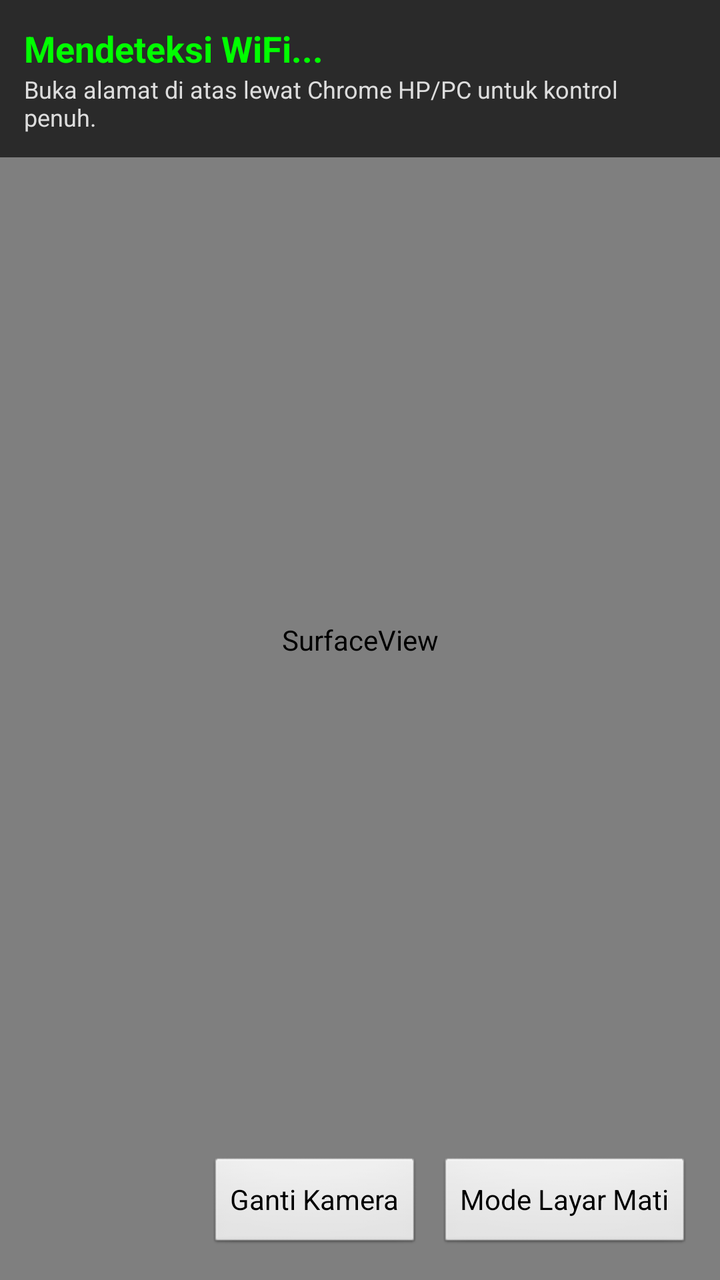
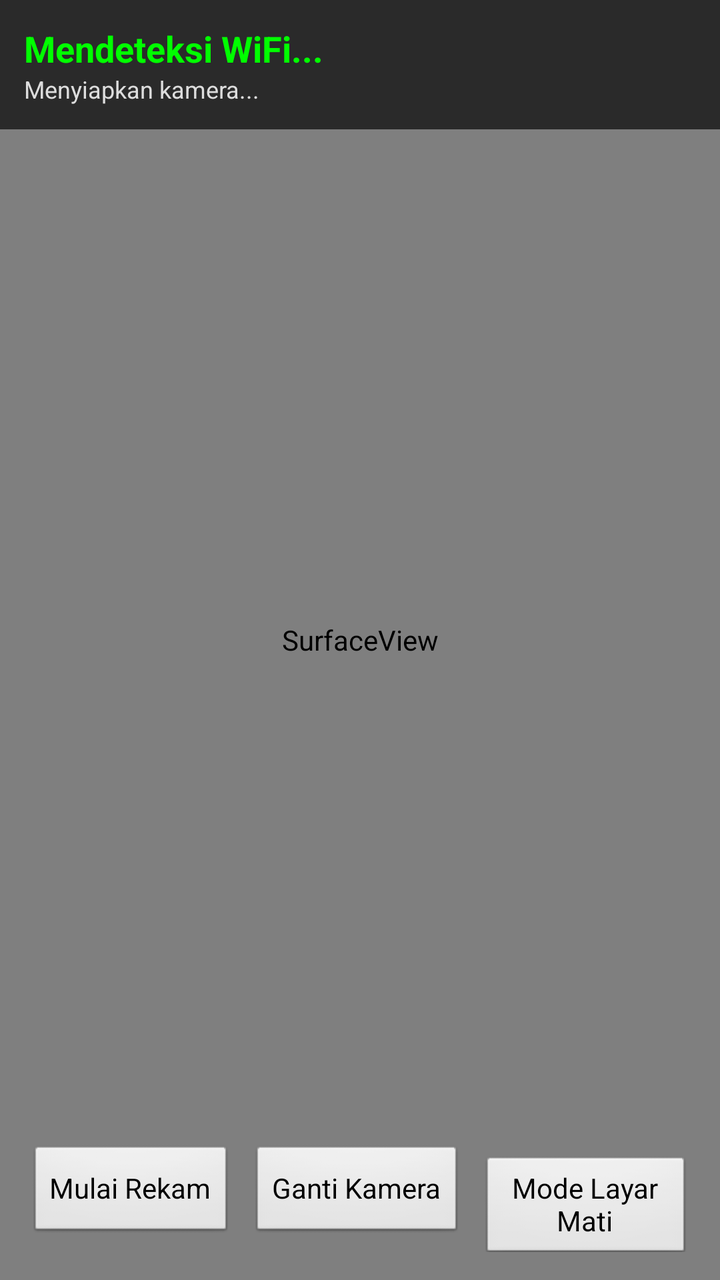

Two renders of the same Android screen: before a commit and after it. Below are the layout's source before the change and the commit's diff.
<!-- AndroidManifest.xml: application theme android:Theme.Black.NoTitleBar.Fullscreen -->
<!-- res/layout/activity_main.xml -->
<?xml version="1.0" encoding="utf-8"?>
<RelativeLayout xmlns:android="http://schemas.android.com/apk/res/android"
    android:layout_width="match_parent"
    android:layout_height="match_parent"
    android:background="#000000">

    <SurfaceView
        android:id="@+id/surfaceView"
        android:layout_width="match_parent"
        android:layout_height="match_parent" />

    <LinearLayout
        android:layout_width="match_parent"
        android:layout_height="wrap_content"
        android:layout_alignParentTop="true"
        android:background="#AA000000"
        android:orientation="vertical"
        android:padding="12dp">

        <TextView
            android:id="@+id/tvIpAddress"
            android:layout_width="wrap_content"
            android:layout_height="wrap_content"
            android:text="Mendeteksi WiFi..."
            android:textColor="#00FF00"
            android:textSize="18sp"
            android:textStyle="bold" />

        <TextView
            android:id="@+id/tvStatus"
            android:layout_width="wrap_content"
            android:layout_height="wrap_content"
            android:text="Buka alamat di atas lewat Chrome HP/PC untuk kontrol penuh."
            android:textColor="#DDDDDD"
            android:textSize="12sp" />
    </LinearLayout>

    <LinearLayout
        android:layout_width="wrap_content"
        android:layout_height="wrap_content"
        android:layout_alignParentBottom="true"
        android:layout_alignParentRight="true"
        android:layout_margin="14dp"
        android:orientation="horizontal">

        <Button
            android:id="@+id/btnSwitchCam"
            android:layout_width="wrap_content"
            android:layout_height="wrap_content"
            android:layout_marginRight="8dp"
            android:text="Ganti Kamera" />

        <Button
            android:id="@+id/btnDimScreen"
            android:layout_width="wrap_content"
            android:layout_height="wrap_content"
            android:text="Mode Layar Mati" />
    </LinearLayout>

    <View
        android:id="@+id/blackOverlay"
        android:layout_width="match_parent"
        android:layout_height="match_parent"
        android:background="#000000"
        android:visibility="gone" />

</RelativeLayout>
<!-- resources referenced by this layout -->
<resources>

</resources>

<!-- the commit's change to res/layout/activity_main.xml (unified diff, before → after) -->
@@ -30,7 +30,7 @@
             android:id="@+id/tvStatus"
             android:layout_width="wrap_content"
             android:layout_height="wrap_content"
-            android:text="Buka alamat di atas lewat Chrome HP/PC untuk kontrol penuh."
+            android:text="Menyiapkan kamera..."
             android:textColor="#DDDDDD"
             android:textSize="12sp" />
     </LinearLayout>
@@ -42,6 +42,13 @@
         android:layout_alignParentRight="true"
         android:layout_margin="14dp"
         android:orientation="horizontal">
+
+        <Button
+            android:id="@+id/btnRecord"
+            android:layout_width="wrap_content"
+            android:layout_height="wrap_content"
+            android:layout_marginRight="8dp"
+            android:text="Mulai Rekam" />
 
         <Button
             android:id="@+id/btnSwitchCam"
